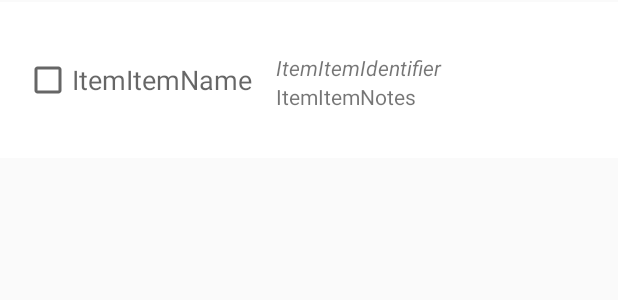
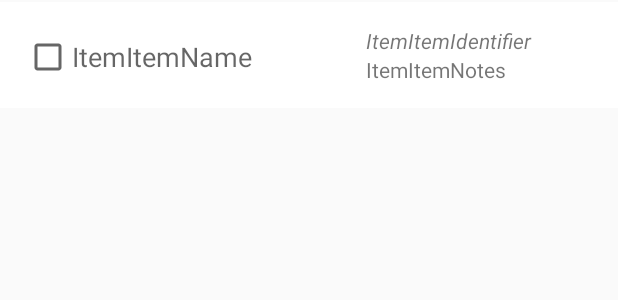
Before and after one commit to Marvalero/catedrak, an Android app: the layout listitem_rv_item.xml on its own in the app's theme, with its tools: preview values and no code run, on a phone screen of 412 x 824 dp. Shown: the top 300 px of the screen. Run offline under Robolectric (Android 15) with nearby library versions, the phone set to English and light mode, and no system bars.

Commit message:
Set menu_item layout for item

```diff
--- a/Catedrapp/app/src/main/res/layout/listitem_rv_item.xml
+++ b/Catedrapp/app/src/main/res/layout/listitem_rv_item.xml
@@ -2,14 +2,23 @@
 
 
 
+<LinearLayout xmlns:android="http://schemas.android.com/apk/res/android"
+    android:layout_width="match_parent"
+    android:layout_height="wrap_content"
+    android:background="@color/itemView"
+    android:gravity="center_vertical"
+    android:layout_marginTop="1dp"
+    android:weightSum="2"
+    android:orientation="horizontal"
+    android:padding="16dp">
     <LinearLayout xmlns:android="http://schemas.android.com/apk/res/android"
-        android:layout_width="match_parent"
+        android:layout_width="fill_parent"
         android:layout_height="wrap_content"
         android:background="@color/itemView"
         android:gravity="center_vertical"
         android:layout_marginTop="1dp"
-        android:orientation="horizontal"
-        android:padding="16dp">
+        android:layout_weight="0.8"
+        android:orientation="horizontal">
         <android.support.v7.widget.AppCompatCheckBox
             android:id="@+id/cb_completed"
             android:layout_width="wrap_content"
@@ -21,16 +30,15 @@
             android:layout_height="wrap_content"
             android:text="ItemItemName"
             android:textAppearance="@style/TextAppearance.AppCompat.Medium" />
-
+    </LinearLayout>
 
     <LinearLayout xmlns:android="http://schemas.android.com/apk/res/android"
-        android:layout_width="match_parent"
+        android:layout_width="fill_parent"
         android:layout_height="wrap_content"
+        android:layout_weight="1"
         android:background="@color/itemView"
         android:gravity="center_vertical"
-        android:layout_marginTop="1dp"
-        android:orientation="vertical"
-        android:padding="16dp">
+        android:orientation="vertical">
         <TextView
             android:id="@+id/tv_indentifier"
             android:layout_width="match_parent"
```
